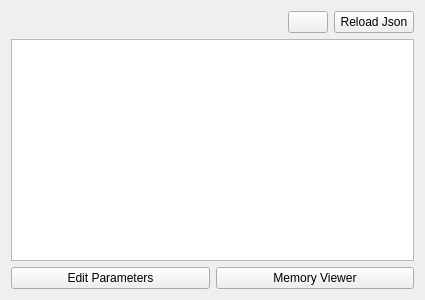
Qt form SMS/ObjectViewer/ObjectParameters.ui (Goldfire711/sms-tools) before a commit.
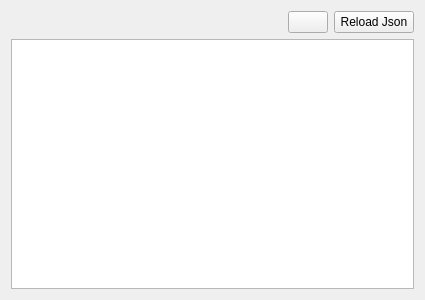
The same form after that commit. Icons and pictures are not drawn.

The edit to the form file:
```diff
--- a/SMS/ObjectViewer/ObjectParameters.ui
+++ b/SMS/ObjectViewer/ObjectParameters.ui
@@ -66,22 +66,7 @@
      <widget class="QTableView" name="table_parameters"/>
     </item>
     <item row="19" column="0">
-     <layout class="QHBoxLayout" name="horizontalLayout">
-      <item>
-       <widget class="QPushButton" name="button_edit_parameters">
-        <property name="text">
-         <string>Edit Parameters</string>
-        </property>
-       </widget>
-      </item>
-      <item>
-       <widget class="QPushButton" name="button_memory_viewer">
-        <property name="text">
-         <string>Memory Viewer</string>
-        </property>
-       </widget>
-      </item>
-     </layout>
+     <layout class="QHBoxLayout" name="horizontalLayout"/>
     </item>
    </layout>
   </widget>
```
Left out of the diff: 3 changed lines with no effect on the pictures.
